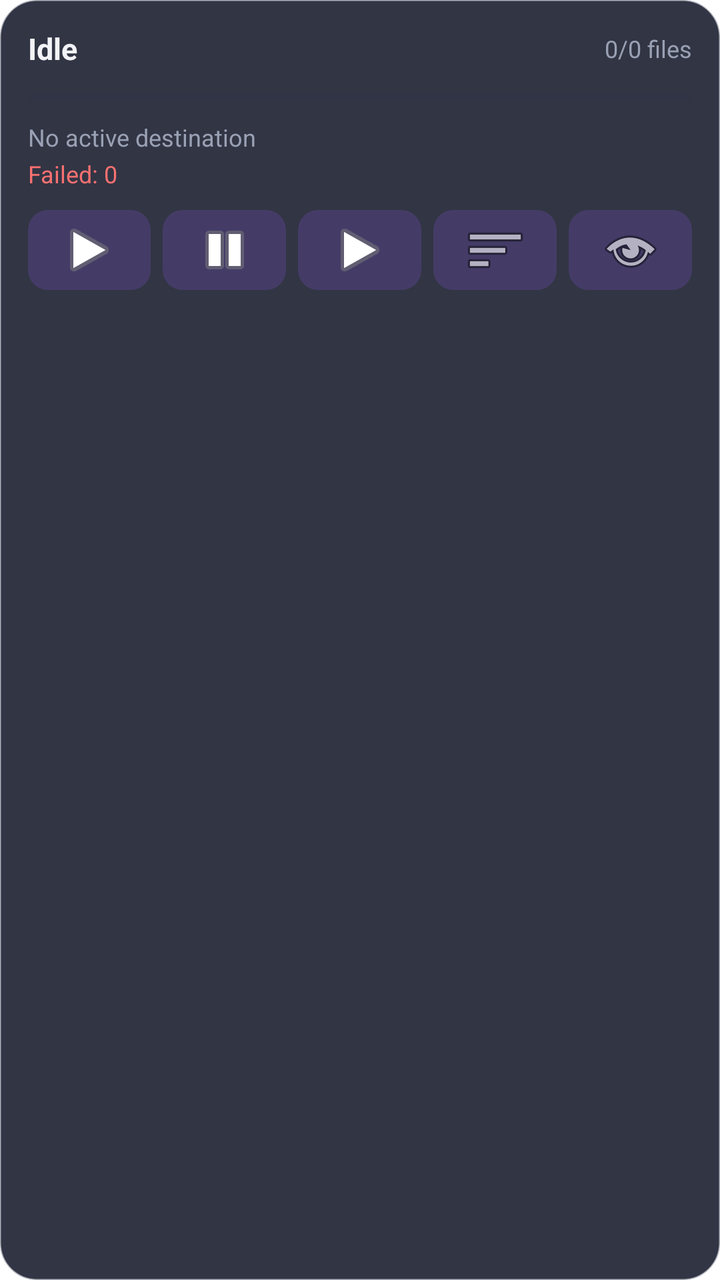
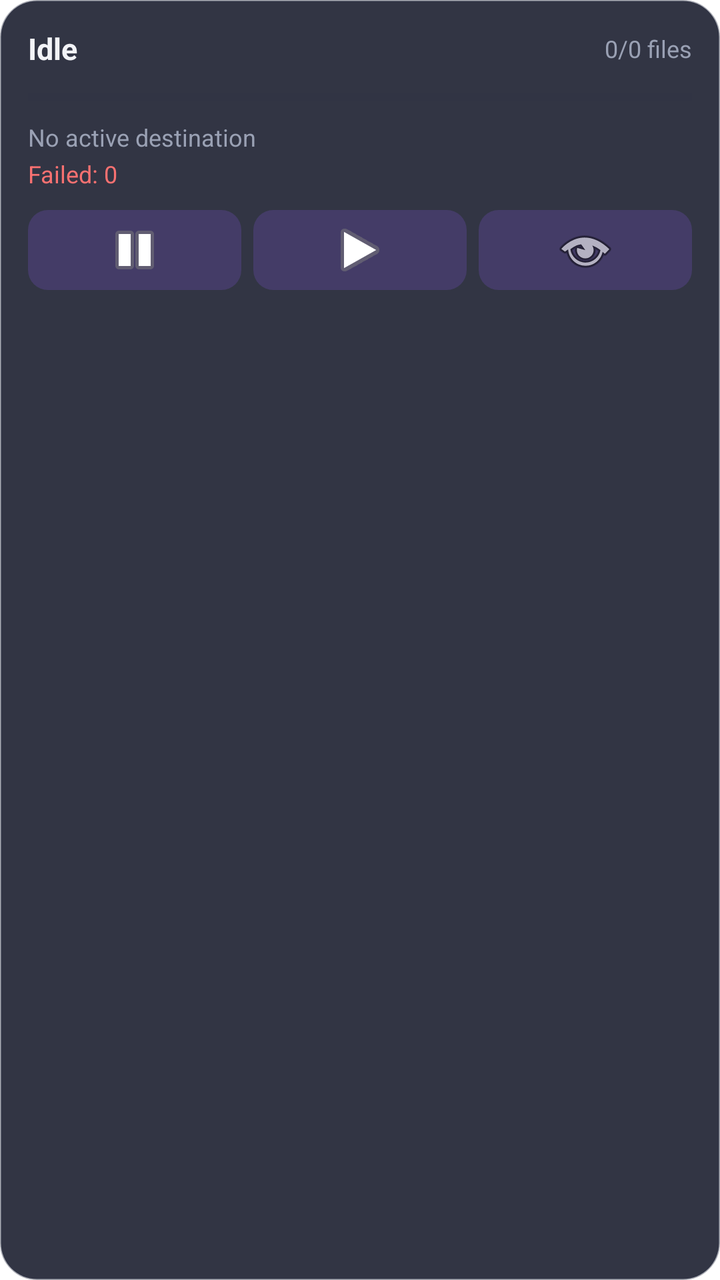

Before-and-after screenshots of an Android layout around one commit, followed by the original layout XML and the change that was made.
<!-- AndroidManifest.xml: fallback theme Theme.MaterialComponents.DayNight.NoActionBar -->
<!-- res/layout/upload_widget.xml -->
<?xml version="1.0" encoding="utf-8"?>
<LinearLayout xmlns:android="http://schemas.android.com/apk/res/android"
    android:layout_width="match_parent"
    android:layout_height="match_parent"
    android:orientation="vertical"
    android:padding="14dp"
    android:background="@drawable/widget_background">

    <LinearLayout
        android:layout_width="match_parent"
        android:layout_height="wrap_content"
        android:orientation="horizontal"
        android:gravity="center_vertical">

        <TextView
            android:id="@+id/widget_status"
            android:layout_width="0dp"
            android:layout_height="wrap_content"
            android:layout_weight="1"
            android:text="Idle"
            android:textColor="#F2F3F7"
            android:textSize="15sp"
            android:textStyle="bold" />

        <TextView
            android:id="@+id/widget_progress_text"
            android:layout_width="wrap_content"
            android:layout_height="wrap_content"
            android:text="0/0 files"
            android:textColor="#9AA1B4"
            android:textSize="12sp" />
    </LinearLayout>

    <ProgressBar
        android:id="@+id/widget_progress"
        style="?android:attr/progressBarStyleHorizontal"
        android:layout_width="match_parent"
        android:layout_height="8dp"
        android:layout_marginTop="10dp"
        android:max="100"
        android:progress="0"
        android:progressTint="#8B5CF6"
        android:progressBackgroundTint="#2E3447" />

    <TextView
        android:id="@+id/widget_destination"
        android:layout_width="match_parent"
        android:layout_height="wrap_content"
        android:layout_marginTop="8dp"
        android:maxLines="1"
        android:ellipsize="end"
        android:text="No active destination"
        android:textColor="#9AA1B4"
        android:textSize="12sp" />

    <TextView
        android:id="@+id/widget_failed"
        android:layout_width="match_parent"
        android:layout_height="wrap_content"
        android:layout_marginTop="2dp"
        android:text="Failed: 0"
        android:textColor="#F87171"
        android:textSize="12sp" />

    <LinearLayout
        android:layout_width="match_parent"
        android:layout_height="wrap_content"
        android:layout_marginTop="10dp"
        android:orientation="horizontal">

        <ImageButton
            android:id="@+id/widget_start"
            android:layout_width="0dp"
            android:layout_height="40dp"
            android:layout_weight="1"
            android:background="@drawable/widget_button"
            android:contentDescription="Start upload"
            android:src="@android:drawable/ic_media_play" />

        <ImageButton
            android:id="@+id/widget_pause"
            android:layout_width="0dp"
            android:layout_height="40dp"
            android:layout_marginStart="6dp"
            android:layout_weight="1"
            android:background="@drawable/widget_button"
            android:contentDescription="Pause upload"
            android:src="@android:drawable/ic_media_pause" />

        <ImageButton
            android:id="@+id/widget_resume"
            android:layout_width="0dp"
            android:layout_height="40dp"
            android:layout_marginStart="6dp"
            android:layout_weight="1"
            android:background="@drawable/widget_button"
            android:contentDescription="Resume upload"
            android:src="@android:drawable/ic_media_play" />

        <ImageButton
            android:id="@+id/widget_dashboard"
            android:layout_width="0dp"
            android:layout_height="40dp"
            android:layout_marginStart="6dp"
            android:layout_weight="1"
            android:background="@drawable/widget_button"
            android:contentDescription="Open dashboard"
            android:src="@android:drawable/ic_menu_sort_by_size" />

        <ImageButton
            android:id="@+id/widget_open"
            android:layout_width="0dp"
            android:layout_height="40dp"
            android:layout_marginStart="6dp"
            android:layout_weight="1"
            android:background="@drawable/widget_button"
            android:contentDescription="Open application"
            android:src="@android:drawable/ic_menu_view" />
    </LinearLayout>
</LinearLayout>
<!-- resources referenced by this layout -->
<resources>
  <!-- drawable widget_background (drawable) -->
  <?xml version="1.0" encoding="utf-8"?>
  <shape xmlns:android="http://schemas.android.com/apk/res/android"
      android:shape="rectangle">
      <solid android:color="#E61C2030" />
      <corners android:radius="18dp" />
      <stroke
          android:width="1dp"
          android:color="#662E3447" />
  </shape>
  <!-- drawable widget_button (drawable) -->
  <?xml version="1.0" encoding="utf-8"?>
  <shape xmlns:android="http://schemas.android.com/apk/res/android"
      android:shape="rectangle">
      <solid android:color="#338B5CF6" />
      <corners android:radius="10dp" />
  </shape>
</resources>

<!-- the commit's change to res/layout/upload_widget.xml (unified diff, before → after) -->
@@ -69,19 +69,9 @@
         android:orientation="horizontal">
 
         <ImageButton
-            android:id="@+id/widget_start"
-            android:layout_width="0dp"
-            android:layout_height="40dp"
-            android:layout_weight="1"
-            android:background="@drawable/widget_button"
-            android:contentDescription="Start upload"
-            android:src="@android:drawable/ic_media_play" />
-
-        <ImageButton
             android:id="@+id/widget_pause"
             android:layout_width="0dp"
             android:layout_height="40dp"
-            android:layout_marginStart="6dp"
             android:layout_weight="1"
             android:background="@drawable/widget_button"
             android:contentDescription="Pause upload"
@@ -98,16 +88,6 @@
             android:src="@android:drawable/ic_media_play" />
 
         <ImageButton
-            android:id="@+id/widget_dashboard"
-            android:layout_width="0dp"
-            android:layout_height="40dp"
-            android:layout_marginStart="6dp"
-            android:layout_weight="1"
-            android:background="@drawable/widget_button"
-            android:contentDescription="Open dashboard"
-            android:src="@android:drawable/ic_menu_sort_by_size" />
-
-        <ImageButton
             android:id="@+id/widget_open"
             android:layout_width="0dp"
             android:layout_height="40dp"
